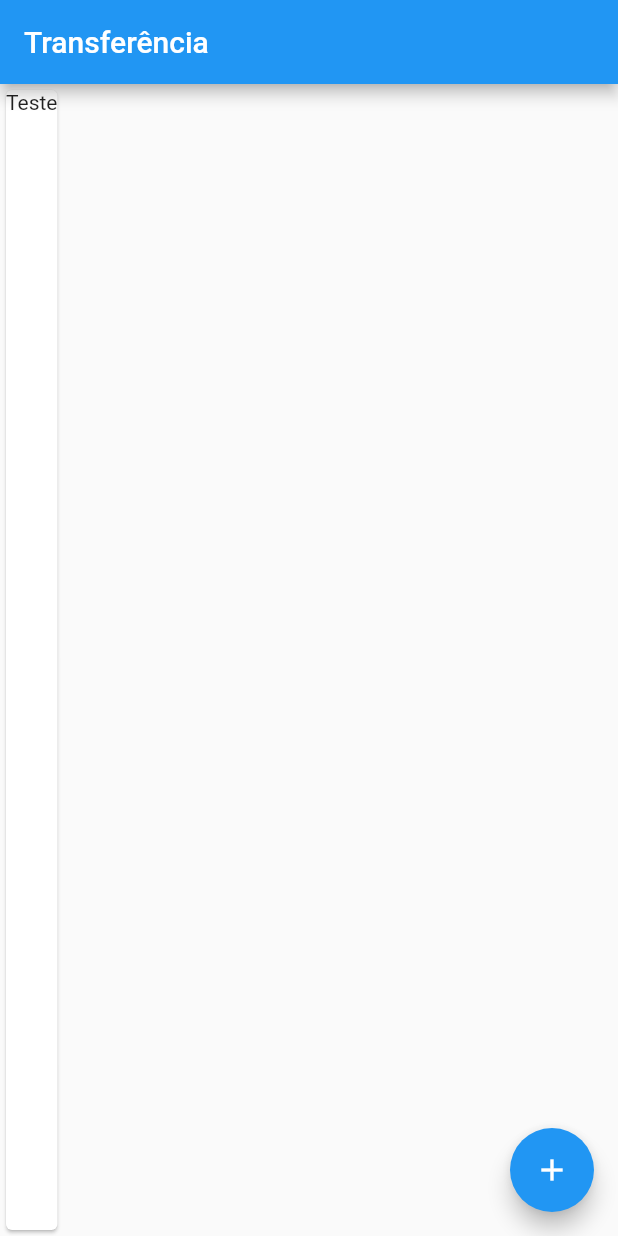
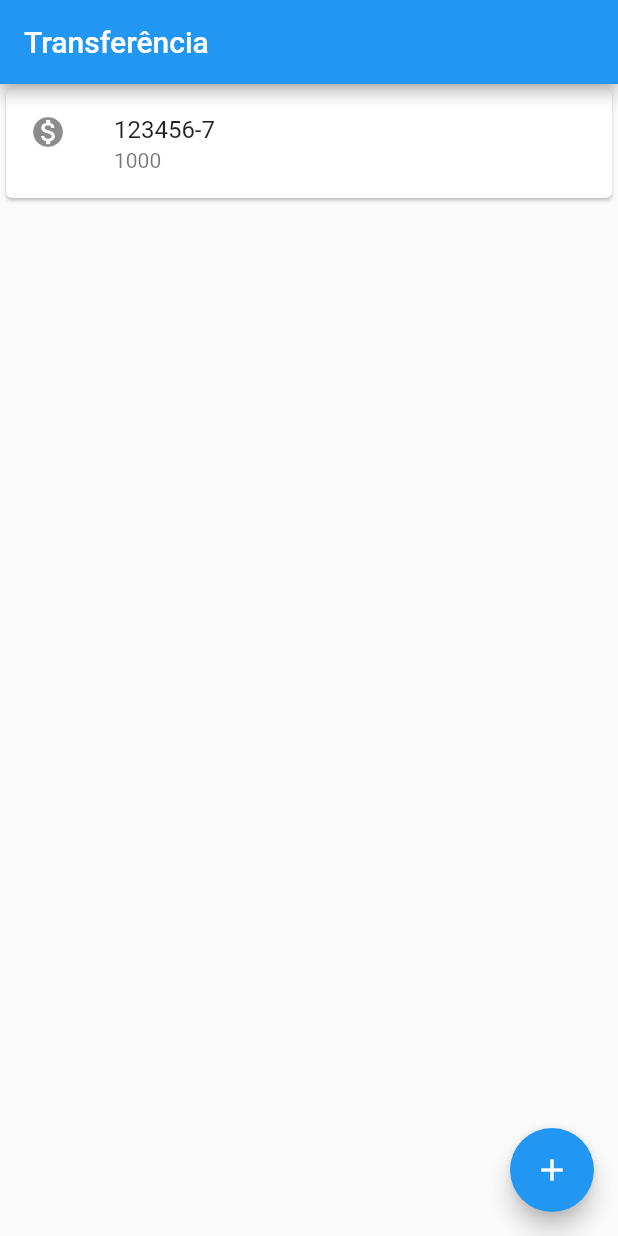
Before and after one commit to fabriciorangel07/RichBank, a Flutter app: the screen it shows after launch, on a phone screen of 412 x 824 dp. Run offline on Flutter 3.47's test engine with Material 2 defaults, Android fonts, the phone set to English and light mode, and no system bars.

```diff
--- a/lib/main.dart
+++ b/lib/main.dart
@@ -4,10 +4,10 @@ void main() => runApp(
       MaterialApp(
         home: Scaffold(
           body: Card(
-            child: Column(
-              children: [
-                Text('Teste'),
-              ],
+            child: ListTile(
+              leading: Icon(Icons.monetization_on),
+              title: Text('123456-7'),
+              subtitle: Text('1000'),
             ),
           ),
           appBar: AppBar(
```
Also changed, not shown: 1 other file.
